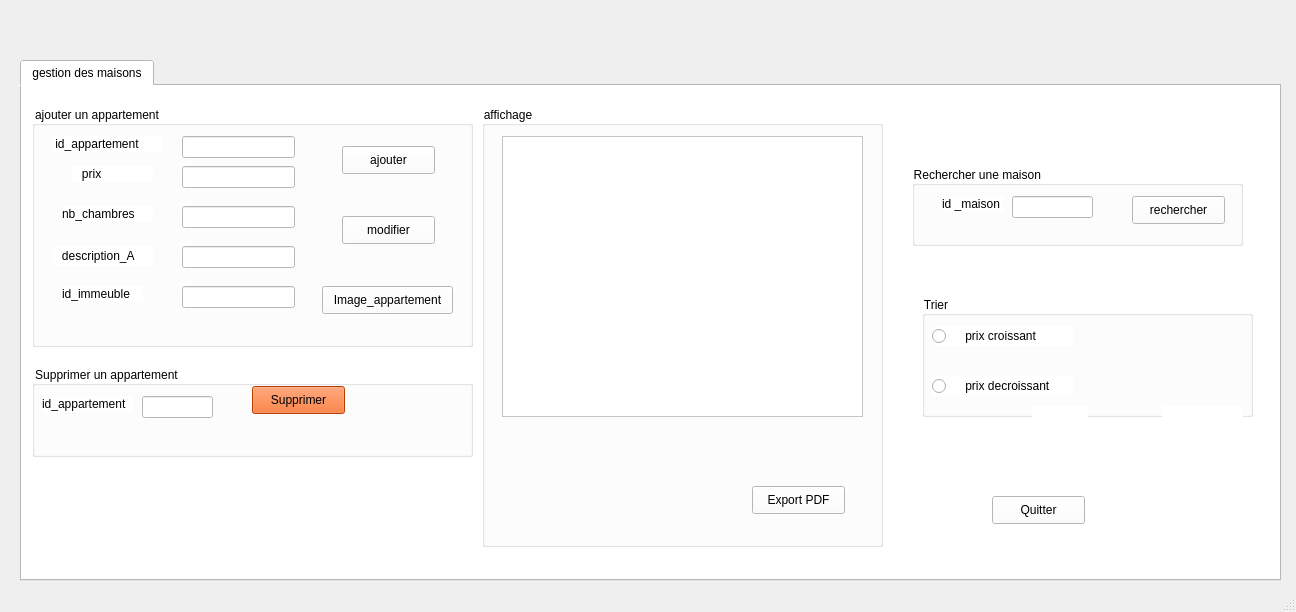
Above: mainwindow.ui from MaramBr/Smart-Real-Estate-2A9 before the change. Below: the same form after it.
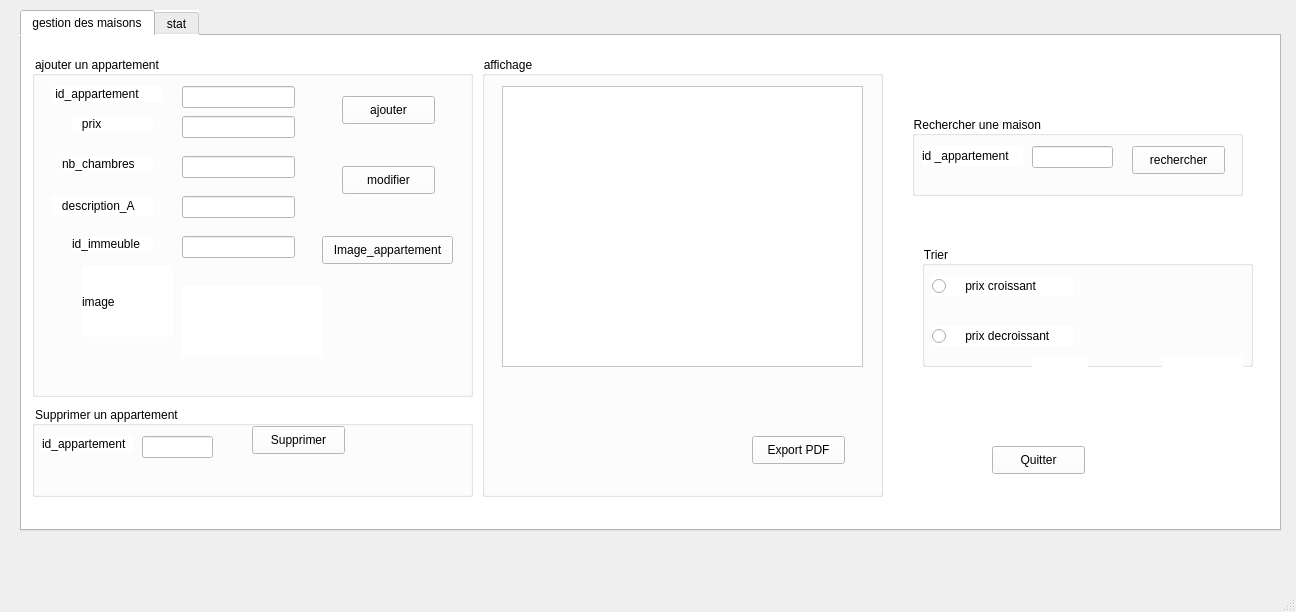
That is the form after the change. Custom widgets are drawn as their Qt base class.

```diff
--- a/mainwindow.ui
+++ b/mainwindow.ui
@@ -18,7 +18,7 @@
     <property name="geometry">
      <rect>
       <x>20</x>
-      <y>60</y>
+      <y>10</y>
       <width>1261</width>
       <height>521</height>
      </rect>
@@ -40,7 +40,7 @@
         <x>10</x>
         <y>20</y>
         <width>441</width>
-        <height>241</height>
+        <height>341</height>
        </rect>
       </property>
       <property name="title">
@@ -180,7 +180,7 @@
       <widget class="QLabel" name="label_6">
        <property name="geometry">
         <rect>
-         <x>30</x>
+         <x>40</x>
          <y>180</y>
          <width>81</width>
          <height>16</height>
@@ -200,12 +200,38 @@
         </rect>
        </property>
       </widget>
+      <widget class="QLabel" name="le_image">
+       <property name="geometry">
+        <rect>
+         <x>150</x>
+         <y>230</y>
+         <width>141</width>
+         <height>71</height>
+        </rect>
+       </property>
+       <property name="text">
+        <string/>
+       </property>
+      </widget>
+      <widget class="QLabel" name="le_image_2">
+       <property name="geometry">
+        <rect>
+         <x>50</x>
+         <y>210</y>
+         <width>91</width>
+         <height>71</height>
+        </rect>
+       </property>
+       <property name="text">
+        <string>image</string>
+       </property>
+      </widget>
      </widget>
      <widget class="QGroupBox" name="groupBox_8">
       <property name="geometry">
        <rect>
         <x>10</x>
-        <y>280</y>
+        <y>370</y>
         <width>441</width>
         <height>91</height>
        </rect>
@@ -249,8 +275,8 @@
         </rect>
        </property>
        <property name="styleSheet">
-        <string notr="true">background-color: rgb(85, 255, 255);
-background-color: rgb(255, 85, 0);</string>
+        <string notr="true">
+</string>
        </property>
        <property name="text">
         <string>Supprimer</string>
@@ -272,7 +298,7 @@
       <widget class="QLineEdit" name="id_rech">
        <property name="geometry">
         <rect>
-         <x>100</x>
+         <x>120</x>
          <y>30</y>
          <width>81</width>
          <height>22</height>
@@ -282,17 +308,17 @@
       <widget class="QLabel" name="label_28">
        <property name="geometry">
         <rect>
-         <x>30</x>
+         <x>10</x>
          <y>30</y>
-         <width>61</width>
-         <height>16</height>
+         <width>101</width>
+         <height>20</height>
         </rect>
        </property>
        <property name="styleSheet">
         <string notr="true"/>
        </property>
        <property name="text">
-        <string>id _maison</string>
+        <string>id _appartement</string>
        </property>
       </widget>
       <widget class="QPushButton" name="pushButton_4">
@@ -427,6 +453,34 @@
       </property>
      </widget>
     </widget>
+    <widget class="QWidget" name="tab">
+     <attribute name="title">
+      <string>stat</string>
+     </attribute>
+     <widget class="QCustomPlot" name="widget" native="true">
+      <property name="geometry">
+       <rect>
+        <x>140</x>
+        <y>10</y>
+        <width>801</width>
+        <height>421</height>
+       </rect>
+      </property>
+     </widget>
+     <widget class="QPushButton" name="statistiques">
+      <property name="geometry">
+       <rect>
+        <x>1030</x>
+        <y>380</y>
+        <width>93</width>
+        <height>28</height>
+       </rect>
+      </property>
+      <property name="text">
+       <string>Statistiques</string>
+      </property>
+     </widget>
+    </widget>
    </widget>
   </widget>
   <widget class="QMenuBar" name="menubar">
@@ -441,6 +495,14 @@
   </widget>
   <widget class="QStatusBar" name="statusbar"/>
  </widget>
+ <customwidgets>
+  <customwidget>
+   <class>QCustomPlot</class>
+   <extends>QWidget</extends>
+   <header>qcustomplot.h</header>
+   <container>1</container>
+  </customwidget>
+ </customwidgets>
  <resources/>
  <connections/>
 </ui>
```
Left out of the diff: 2 changed lines with no effect on the pictures.
